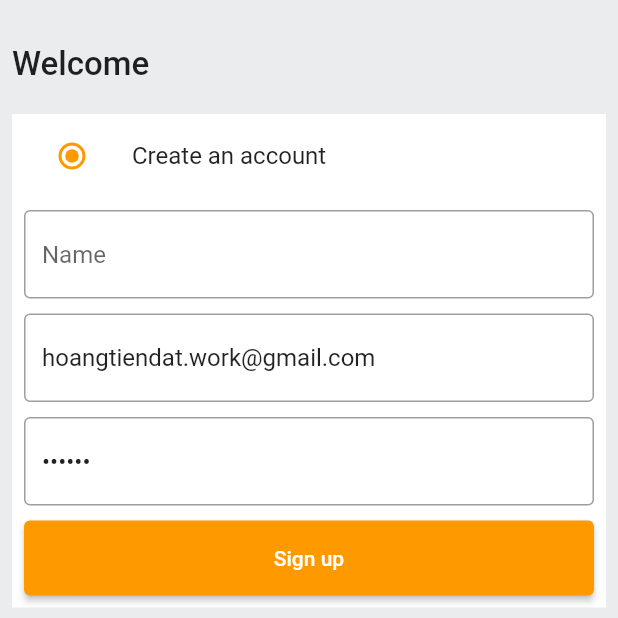
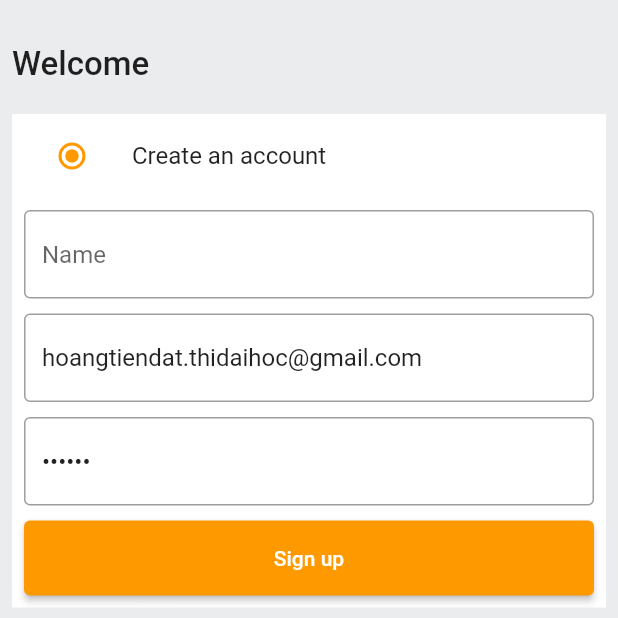
Before and after one commit to dat2403/amazon, a Flutter app: the screen it shows after launch, on a phone screen of 412 x 824 dp, the top half of it. Run offline on Flutter 3.47's test engine with Material 2 defaults, Android fonts, the phone set to English and light mode, and no system bars; our stand-ins replace badges, carousel_slider, dotted_border, file_picker, shared_preferences; missing offline and left inert: cloudinary_public, http_interceptor; statements that could not run were skipped.

```diff
--- a/amazon_clone/lib/common/widgets/bottom_bar.dart
+++ b/amazon_clone/lib/common/widgets/bottom_bar.dart
@@ -3,8 +3,8 @@ import 'package:amazon_clone/features/account/screens/account_screen.dart';
 import 'package:amazon_clone/features/auth/screens/auth_screen.dart';
 import 'package:amazon_clone/features/home/screens/home_screen.dart';
 import 'package:amazon_clone/network/api_client.dart';
+import 'package:badges/badges.dart' as badges;
 import 'package:flutter/material.dart';
-import 'package:badges/badges.dart' as badges;
 import 'package:flutter/scheduler.dart';
 import 'package:shared_preferences/shared_preferences.dart';
 
@@ -39,7 +39,7 @@ class _BottomBarState extends State<BottomBar> {
   @override
   void initState() {
     SchedulerBinding.instance.addPostFrameCallback((_) {
-      print("ApiClient.client.interceptors: ${ApiClient.client.interceptors.length}");
+      // print("ApiClient.client.interceptors: ${ApiClient.client.interceptors.length}");
 
       ApiClient.client.interceptors.removeWhere((element) {
         return element is HttpHandlerInterceptor;
--- a/amazon_clone/lib/features/auth/screens/auth_screen.dart
+++ b/amazon_clone/lib/features/auth/screens/auth_screen.dart
@@ -8,6 +8,7 @@ enum Auth { signin, signup }
 
 class AuthScreen extends StatefulWidget {
   static const String routeName = '/auth-screen';
+
   const AuthScreen({Key? key}) : super(key: key);
 
   @override
@@ -21,8 +22,10 @@ class _AuthScreenState extends State<AuthScreen> {
 
   final AuthService authService = AuthService();
 
-  final TextEditingController _emailController = TextEditingController(text: "hoangtiendat.work@gmail.com");
-  final TextEditingController _passwordController = TextEditingController(text: "123123");
+  final TextEditingController _emailController =
+      TextEditingController(text: "hoangtiendat.thidaihoc@gmail.com");
+  final TextEditingController _passwordController =
+      TextEditingController(text: "123123");
   final TextEditingController _nameController = TextEditingController();
 
   @override
--- a/amazon_clone/lib/features/splash/splash.dart
+++ b/amazon_clone/lib/features/splash/splash.dart
@@ -20,17 +20,15 @@ class _SplashPageState extends State<SplashPage> {
   @override
   void initState() {
     SchedulerBinding.instance.addPostFrameCallback((_) {
-
-
-
       // call api -> check user -> nav
       authService.getUserData().then((user) {
         if (user != null) {
           // save user in UserProvider...
           var userProvider = Provider.of<UserProvider>(context, listen: false);
           userProvider.setUser(user);
+          print(user);
 
-          if (user.type.toLowerCase() == "admin") {
+          if (user.type == "admin") {
             Navigator.pushReplacementNamed(context, AdminScreen.routeName);
           } else {
             Navigator.pushReplacementNamed(context, BottomBar.routeName);
--- a/amazon_clone/lib/router.dart
+++ b/amazon_clone/lib/router.dart
@@ -1,6 +1,7 @@
 import 'package:amazon_clone/common/widgets/bottom_bar.dart';
 import 'package:amazon_clone/features/account/screens/account_screen.dart';
 import 'package:amazon_clone/features/admin/screens/add_product_screen.dart';
+import 'package:amazon_clone/features/admin/screens/admin_screen.dart';
 import 'package:amazon_clone/features/auth/screens/auth_screen.dart';
 import 'package:amazon_clone/features/home/screens/category_deals_screen.dart';
 import 'package:amazon_clone/features/home/screens/home_screen.dart';
@@ -46,6 +47,13 @@ Route<dynamic> generateRoute(RouteSettings routeSettings) {
           builder: (_) => const AccountScreen(),
         );
       }
+    case AdminScreen.routeName:
+      {
+        return MaterialPageRoute(
+          settings: routeSettings,
+          builder: (_) => const AdminScreen(),
+        );
+      }
     case AddProductScreen.routeName:
       {
         return MaterialPageRoute(
```
Also changed, not shown: amazon_clone/lib/features/admin/screens/admin_screen.dart (+41 -6 lines), amazon_clone/lib/features/admin/screens/posts_screen.dart (+5 -5 lines), amazon_clone/lib/features/auth/services/auth_services.dart (+14 -5 lines), 1 other file.
